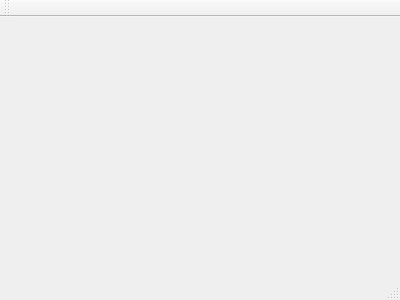
First picture: the form in mainwindow.ui, repository apichlkostner/fractals_cpp, before the edit.
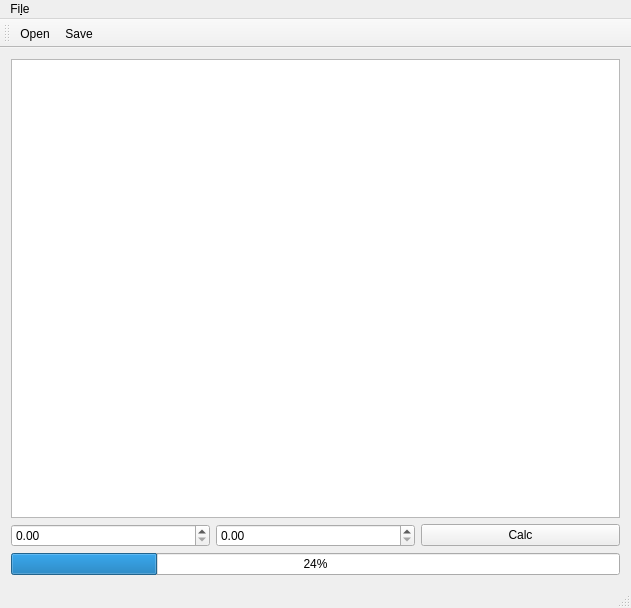
Second picture: the form after the edit. Icons and pictures are not drawn.

```diff
--- a/mainwindow.ui
+++ b/mainwindow.ui
@@ -1,24 +1,103 @@
 <ui version="4.0">
  <class>MainWindow</class>
- <widget class="QMainWindow" name="MainWindow" >
-  <property name="geometry" >
+ <widget class="QMainWindow" name="MainWindow">
+  <property name="geometry">
    <rect>
     <x>0</x>
     <y>0</y>
-    <width>400</width>
-    <height>300</height>
+    <width>631</width>
+    <height>608</height>
    </rect>
   </property>
   <property name="windowTitle" >
    <string>MainWindow</string>
   </property>
-  <widget class="QMenuBar" name="menuBar" />
-  <widget class="QToolBar" name="mainToolBar" />
-  <widget class="QWidget" name="centralWidget" />
-  <widget class="QStatusBar" name="statusBar" />
+  <widget class="QWidget" name="centralWidget">
+   <layout class="QVBoxLayout" name="verticalLayout_2">
+    <item>
+     <layout class="QVBoxLayout" name="verticalLayout">
+      <item>
+       <widget class="QGraphicsView" name="fractalView"/>
+      </item>
+      <item>
+       <layout class="QHBoxLayout" name="horizontalLayout">
+        <item>
+         <widget class="QDoubleSpinBox" name="doubleSpinBox_2"/>
+        </item>
+        <item>
+         <widget class="QDoubleSpinBox" name="doubleSpinBox"/>
+        </item>
+        <item>
+         <widget class="QPushButton" name="calcButton">
+          <property name="text">
+           <string>Calc</string>
+          </property>
+         </widget>
+        </item>
+       </layout>
+      </item>
+      <item>
+       <widget class="QProgressBar" name="progressBar">
+        <property name="value">
+         <number>24</number>
+        </property>
+       </widget>
+      </item>
+     </layout>
+    </item>
+   </layout>
+  </widget>
+  <widget class="QMenuBar" name="menuBar">
+   <property name="geometry">
+    <rect>
+     <x>0</x>
+     <y>0</y>
+     <width>631</width>
+     <height>30</height>
+    </rect>
+   </property>
+   <widget class="QMenu" name="menuFile">
+    <property name="title">
+     <string>Fi&amp;le</string>
+    </property>
+    <addaction name="actionOpen"/>
+    <addaction name="actionSave"/>
+   </widget>
+   <addaction name="menuFile"/>
+  </widget>
+  <widget class="QToolBar" name="mainToolBar">
+   <attribute name="toolBarArea">
+    <enum>TopToolBarArea</enum>
+   </attribute>
+   <attribute name="toolBarBreak">
+    <bool>false</bool>
+   </attribute>
+   <addaction name="actionOpen"/>
+   <addaction name="actionSave"/>
+  </widget>
+  <widget class="QStatusBar" name="statusBar"/>
+  <action name="actionOpen">
+   <property name="icon">
+    <iconset>
+     <normalon>../../../../../usr/share/icons/breeze/actions/32/document-open.svg</normalon>
+    </iconset>
+   </property>
+   <property name="text">
+    <string>&amp;Open</string>
+   </property>
+  </action>
+  <action name="actionSave">
+   <property name="icon">
+    <iconset>
+     <normalon>../../../../../usr/share/icons/breeze/actions/32/document-save.svg</normalon>
+    </iconset>
+   </property>
+   <property name="text">
+    <string>&amp;Save</string>
+   </property>
+  </action>
  </widget>
- <layoutDefault spacing="6" margin="11" />
- <pixmapfunction></pixmapfunction>
+ <layoutdefault spacing="6" margin="11"/>
  <resources/>
  <connections/>
 </ui>
```
Left out of the diff: 3 changed lines with no effect on the pictures.
